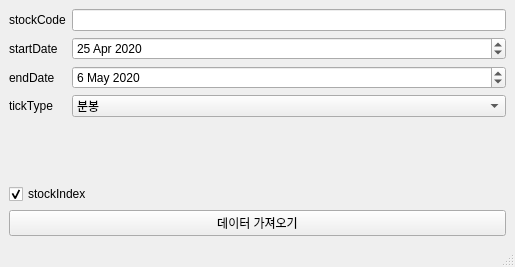
First picture: the form in ui/crawler.ui, repository Lidit/trading_system, before the edit.
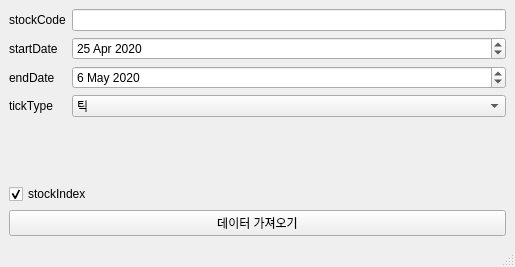
Second picture: the form after the edit.

```diff
--- a/ui/crawler.ui
+++ b/ui/crawler.ui
@@ -94,6 +94,11 @@
       </item>
       <item row="3" column="1">
        <widget class="QComboBox" name="tickTypeComboBox">
+        <item>
+         <property name="text">
+          <string>틱</string>
+         </property>
+        </item>
         <item>
          <property name="text">
           <string>분봉</string>
```
